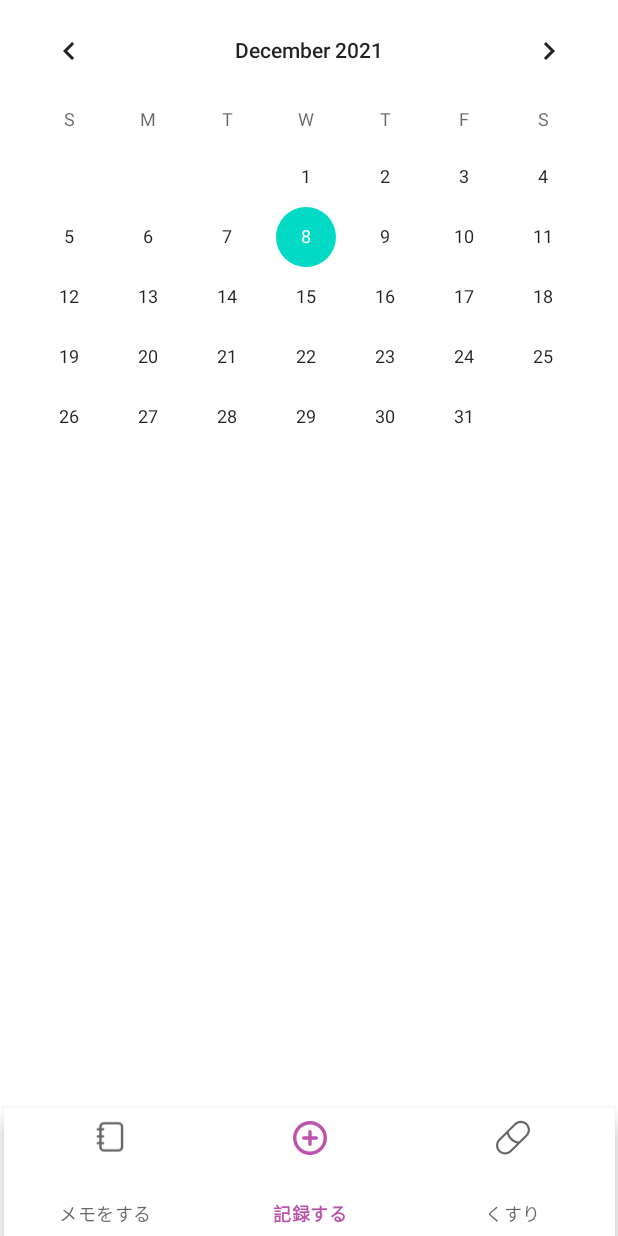
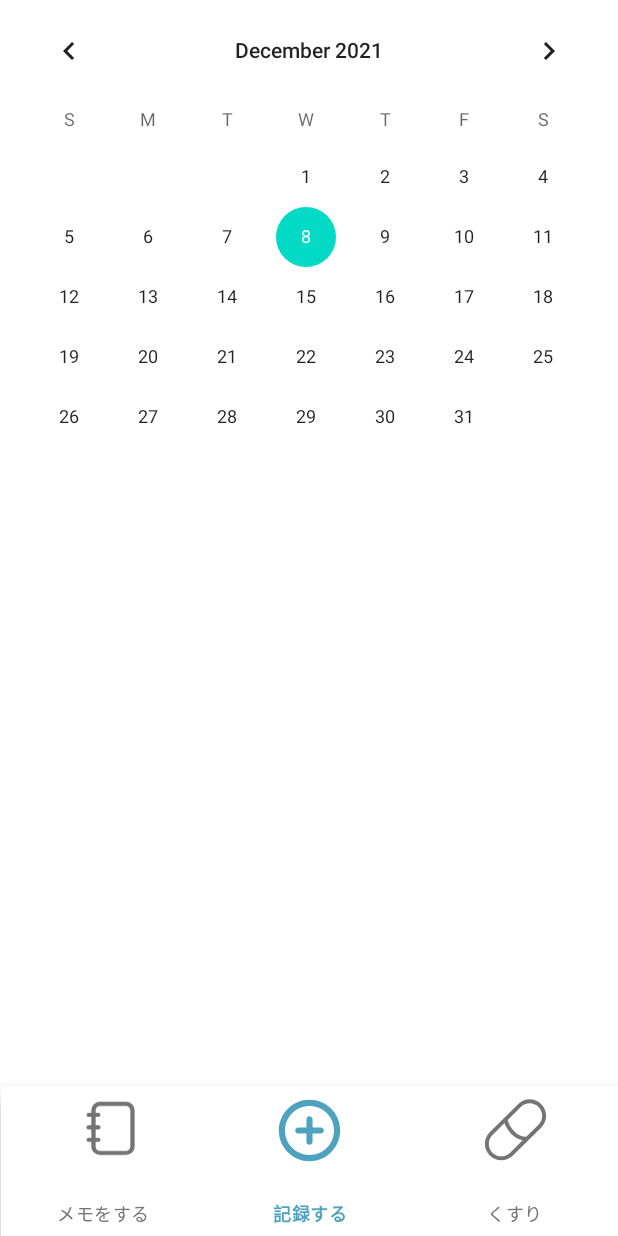
Before and after one commit to riverb00k/yao, an Android app: the screen it shows after launch (MainActivity), on a phone screen of 412 x 824 dp. Run offline under Robolectric (Android 15) with nearby library versions, the phone set to English and light mode, and no system bars; our stand-ins replace navigation-ui.

Commit message:
下部ナビゲーションのサイズ調整3（途中） activity_main.xml/layout-v21を消去

```diff
--- a/app/src/main/res/layout-v21/activity_main.xml
+++ /dev/null
@@ -1,36 +0,0 @@
-<?xml version="1.0" encoding="utf-8"?>
-<androidx.constraintlayout.widget.ConstraintLayout xmlns:android="http://schemas.android.com/apk/res/android"
-    xmlns:app="http://schemas.android.com/apk/res-auto"
-    xmlns:tools="http://schemas.android.com/tools"
-    android:id="@+id/container"
-    android:layout_width="match_parent"
-    android:layout_height="match_parent"
-    android:background="@color/ic_launcher_background"
-    >
-
-    <com.google.android.material.bottomnavigation.BottomNavigationView
-        android:id="@+id/nav_view"
-        android:layout_width="407dp"
-        android:layout_height="85dp"
-        android:background="?android:attr/windowBackground"
-        app:layout_constraintBottom_toBottomOf="parent"
-        app:layout_constraintLeft_toLeftOf="parent"
-        app:layout_constraintRight_toRightOf="parent"
-        app:menu="@menu/bottom_nav_menu" />
-
-    <fragment
-        android:id="@+id/nav_host_fragment_activity_main"
-        android:name="androidx.navigation.fragment.NavHostFragment"
-        android:layout_width="match_parent"
-        android:layout_height="match_parent"
-        app:defaultNavHost="true"
-        app:layout_constraintBottom_toTopOf="@id/nav_view"
-        app:layout_constraintHorizontal_bias="0.0"
-        app:layout_constraintLeft_toLeftOf="parent"
-        app:layout_constraintRight_toRightOf="parent"
-        app:layout_constraintTop_toTopOf="parent"
-        app:layout_constraintVertical_bias="1.0"
-        app:navGraph="@navigation/mobile_navigation" />
-
-
-</androidx.constraintlayout.widget.ConstraintLayout>
--- a/app/src/main/res/layout/activity_main.xml
+++ b/app/src/main/res/layout/activity_main.xml
@@ -12,7 +12,7 @@
         android:layout_width="411dp"
         android:layout_height="100dp"
         android:background="?android:attr/windowBackground"
-        app:itemIconSize="50dp"
+        app:itemIconSize="43dp"
         app:itemIconTint="@drawable/bottom_navigation_colors"
         app:itemTextColor="@drawable/bottom_navigation_colors"
         app:layout_constraintBottom_toBottomOf="parent"
```
